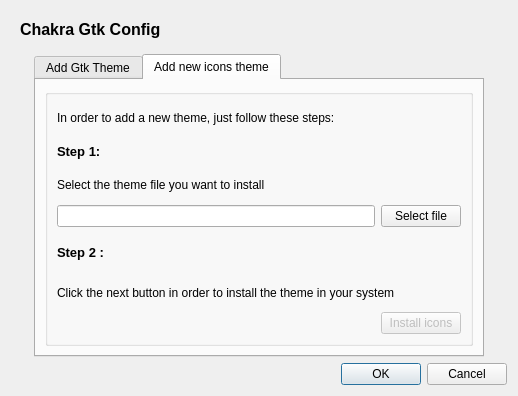
Qt form dialog_installer.ui (KDE/kde-gtk-config) before a commit.
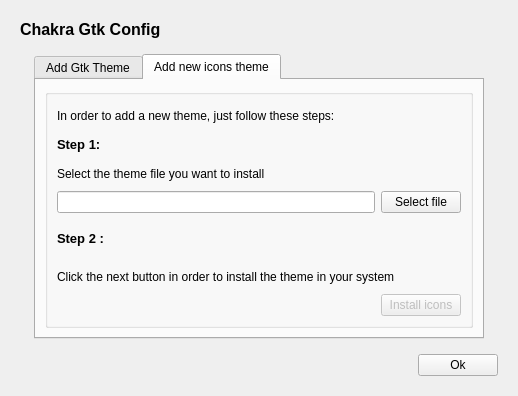
The same form after that commit. Icons and pictures are not drawn.

Commit message: se ha quitado el botón de cancelar, el botón de aceptar se deshabilita en una instalación

```diff
--- a/dialog_installer.ui
+++ b/dialog_installer.ui
@@ -63,16 +63,6 @@
      </layout>
     </widget>
    </item>
-   <item row="2" column="0" colspan="3">
-    <widget class="QDialogButtonBox" name="buttonBox">
-     <property name="orientation">
-      <enum>Qt::Horizontal</enum>
-     </property>
-     <property name="standardButtons">
-      <set>QDialogButtonBox::Cancel|QDialogButtonBox::Ok</set>
-     </property>
-    </widget>
-   </item>
    <item row="1" column="0">
     <spacer name="horizontalSpacer">
      <property name="orientation">
@@ -376,6 +366,38 @@
      </widget>
     </widget>
    </item>
+   <item row="2" column="0" colspan="3">
+    <widget class="QWidget" name="widget" native="true">
+     <property name="minimumSize">
+      <size>
+       <width>0</width>
+       <height>20</height>
+      </size>
+     </property>
+     <layout class="QHBoxLayout" name="horizontalLayout_2">
+      <item>
+       <spacer name="horizontalSpacer_3">
+        <property name="orientation">
+         <enum>Qt::Horizontal</enum>
+        </property>
+        <property name="sizeHint" stdset="0">
+         <size>
+          <width>422</width>
+          <height>20</height>
+         </size>
+        </property>
+       </spacer>
+      </item>
+      <item>
+       <widget class="QPushButton" name="but_accepted">
+        <property name="text">
+         <string>  Ok  </string>
+        </property>
+       </widget>
+      </item>
+     </layout>
+    </widget>
+   </item>
   </layout>
  </widget>
  <resources/>
```
Left out of the diff: 28 changed lines with no effect on the pictures. The commit also changes 2 other files.
